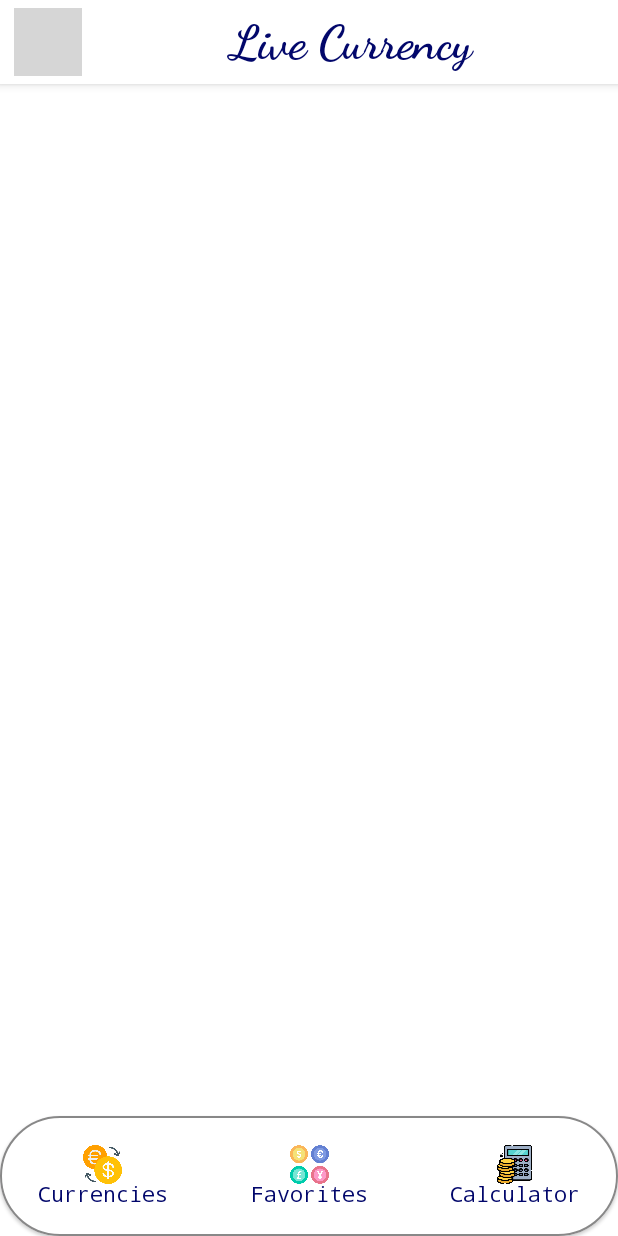
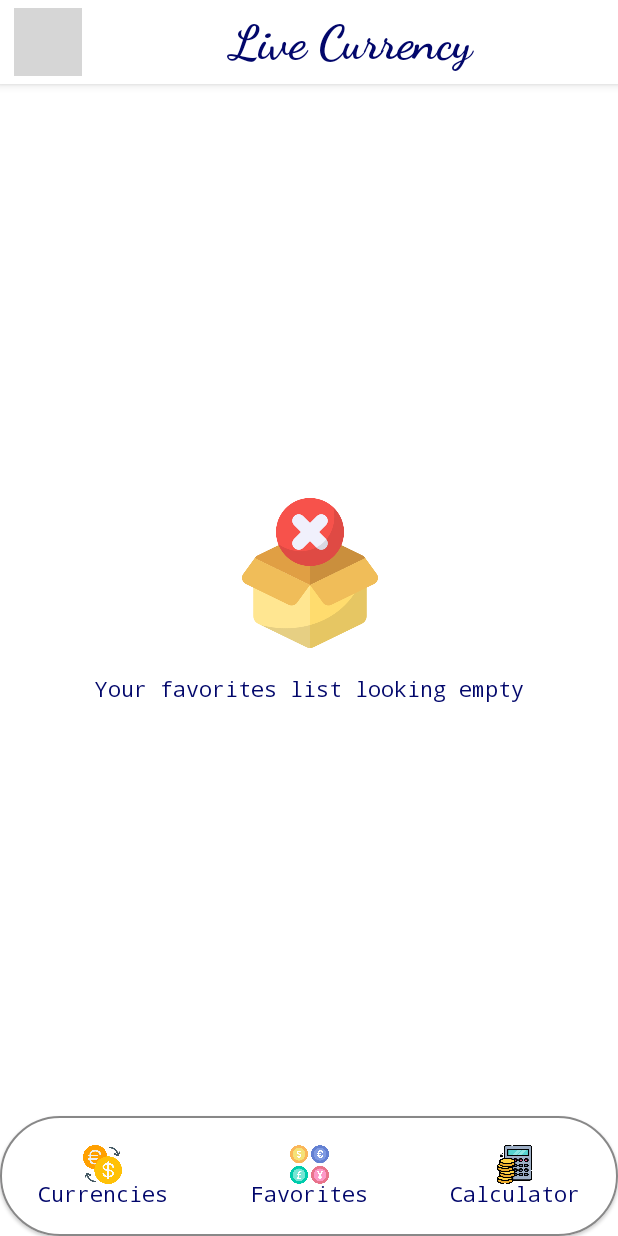
Before and after one commit to kerimsenturk5734/App-Live-Currency, an Android app built with Jetpack Compose: the screen it shows after launch (MainActivity), item 2 of the bottom bar chosen, on a phone screen of 412 x 824 dp. Run offline under Robolectric (Android 15) with nearby library versions, the phone set to English and light mode, and no system bars; our stand-ins replace Room's generated code, livedata-compose; libraries missing offline, so code that uses them is left out: coil.decode; pictures from the network do not load; 1 statement that could not run was skipped; grey boxes are pictures that could not be loaded.

Commit message:
favorites tab completed

```diff
--- a/app/src/main/java/com/example/applivecurrency/ui/components/tab/FavoritesTab.kt
+++ b/app/src/main/java/com/example/applivecurrency/ui/components/tab/FavoritesTab.kt
@@ -1,8 +1,84 @@
 package com.example.applivecurrency.ui.components.tab
 
+import androidx.compose.foundation.Image
+import androidx.compose.foundation.layout.Arrangement
+import androidx.compose.foundation.layout.Box
+import androidx.compose.foundation.layout.Column
+import androidx.compose.foundation.layout.fillMaxHeight
+import androidx.compose.foundation.layout.fillMaxSize
+import androidx.compose.foundation.layout.padding
+import androidx.compose.foundation.layout.size
+import androidx.compose.foundation.lazy.LazyColumn
+import androidx.compose.foundation.lazy.items
+import androidx.compose.material.Text
+import androidx.compose.material.icons.Icons
+import androidx.compose.material.icons.filled.Clear
 import androidx.compose.runtime.Composable
+import androidx.compose.runtime.livedata.observeAsState
+import androidx.compose.ui.Alignment
+import androidx.compose.ui.Modifier
+import androidx.compose.ui.platform.LocalContext
+import androidx.compose.ui.res.painterResource
+import androidx.compose.ui.text.font.FontFamily
+import androidx.compose.ui.text.style.TextAlign
+import androidx.compose.ui.unit.dp
+import com.example.applivecurrency.R
+import com.example.applivecurrency.di.InstanceProvider
+import com.example.applivecurrency.ui.components.CurrencyCard
+import com.example.applivecurrency.ui.util.foregroundColor
+import com.example.applivecurrency.viewmodel.CurrencyViewModel
 
 @Composable
 fun FavoritesTab(){
+    val currencyViewModel : CurrencyViewModel = InstanceProvider
+        .provideCurrencyViewModel(LocalContext.current)
 
+    val myFavoriteCurrencies = currencyViewModel
+        .favoriteCurrencies
+        .observeAsState()
+        .value?.toMutableList()
+
+    if(myFavoriteCurrencies != null){
+
+        LazyColumn(
+            verticalArrangement = Arrangement.spacedBy(10.dp)){
+            items(myFavoriteCurrencies){
+                    currency ->
+                CurrencyCard(
+                    modifier = Modifier
+                        .fillMaxHeight()
+                        .padding(horizontal = 15.dp, vertical = 5.dp),
+                    currency = currency,
+                    icon = Icons.Default.Clear,
+                    favoriteOnClick = {
+                        currencyViewModel.favoriteCurrency(currency)
+                        myFavoriteCurrencies.remove(currency)
+                    }
+                )
+            }
+        }
+
+        if(myFavoriteCurrencies.isEmpty()){
+            Box(
+                modifier = Modifier.fillMaxSize(),
+                contentAlignment = Alignment.Center){
+                Column(
+                    horizontalAlignment = Alignment.CenterHorizontally,
+                    verticalArrangement = Arrangement.spacedBy(20.dp)){
+                    Image(
+                        modifier = Modifier.size(100.dp),
+                        painter = painterResource(id = R.drawable.outofstock),
+                        contentDescription = "out_of_stock")
+
+                    Text(
+                        text = "Your favorites list looking empty",
+                        textAlign = TextAlign.Center,
+                        fontFamily = FontFamily.Monospace,
+                        color = foregroundColor())
+                }
+            }
+        }
+
+
+    }
 }
```
Also changed, not shown: app/src/main/java/com/example/applivecurrency/ui/components/CurrencyCard.kt (+13 -4 lines), app/src/main/res/drawable/outofstock.png (added).
